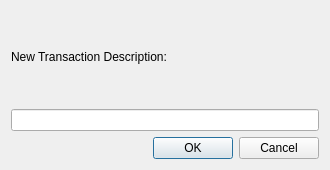
Qt form GainLossCalculator/SecurityMenu/addsecuritydialog.ui (w-ge/Gain-Loss-Calculator) before a commit.
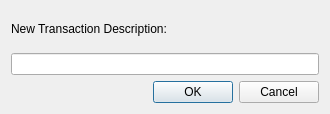
The same form after that commit.

```diff
--- a/GainLossCalculator/SecurityMenu/addsecuritydialog.ui
+++ b/GainLossCalculator/SecurityMenu/addsecuritydialog.ui
@@ -7,7 +7,7 @@
     <x>0</x>
     <y>0</y>
     <width>330</width>
-    <height>170</height>
+    <height>114</height>
    </rect>
   </property>
   <property name="maximumSize">
```
